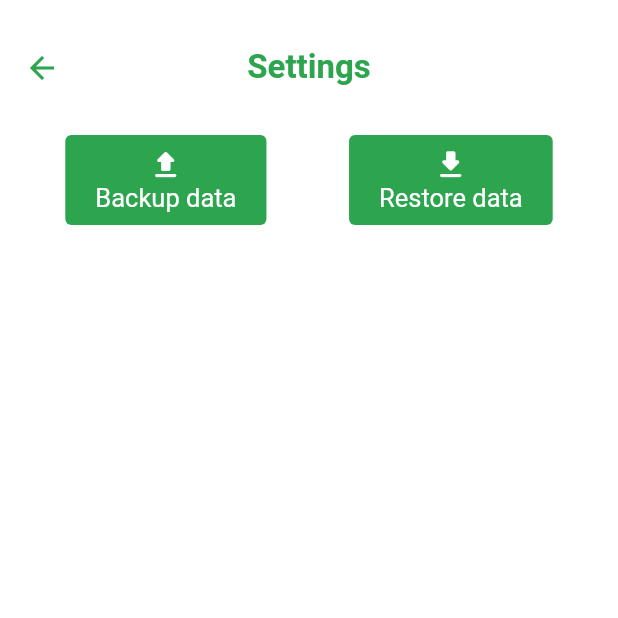
After one commit to hendrychjan/strudl, a Flutter app: the screen it shows after launch, after a tap on the "settings" icon, on a phone screen of 412 x 824 dp, the top half of it. The commit adds this screen. Run offline on Flutter 3.47's test engine with Material 2 defaults, Android fonts, the phone set to English and light mode, and no system bars; our stand-ins replace date_time_picker, file_picker, flutter_colorpicker, get, get_storage, hive and 3 more; accounts and stored records are empty.

Commit message:
App data backup and restore

```diff
--- a/lib/pages/main/session_page.dart
+++ b/lib/pages/main/session_page.dart
@@ -6,6 +6,7 @@ import 'package:strudl/forms/session_form.dart';
 import 'package:strudl/get/app_controller.dart';
 import 'package:strudl/models/session.dart';
 import 'package:strudl/pages/session/sessions_overview_page.dart';
+import 'package:strudl/pages/settings_page.dart';
 import 'package:strudl/services/ui_helper.dart';
 import 'package:strudl/theme/sprite_painter.dart';
 
@@ -140,7 +141,9 @@ class _SessionPageState extends State<SessionPage>
   @override
   Widget build(BuildContext context) {
     return Scaffold(
-      appBar: UiHelper.renderPageAppBar("Session", actions: [
+      appBar: UiHelper.renderPageAppBar(
+        "Session",
+        actions: [
           IconButton(
             icon: const Icon(Icons.add),
             onPressed: () => _displaySessionDialog(
@@ -150,7 +153,12 @@ class _SessionPageState extends State<SessionPage>
               ),
             ),
           ),
-      ]),
+        ],
+        leading: IconButton(
+          onPressed: () => Get.to(() => const SettingsPage()),
+          icon: const Icon(Icons.settings),
+        ),
+      ),
       floatingActionButton: FloatingActionButton(
         heroTag: UniqueKey(),
         onPressed: () => Get.to(() => const SessionsOverviewPage()),
--- a/lib/pages/session/sessions_overview_page.dart
+++ b/lib/pages/session/sessions_overview_page.dart
@@ -123,7 +123,9 @@ class _SessionsOverviewPageState extends State<SessionsOverviewPage> {
           children: [
             if (_sessions.isEmpty)
               const Expanded(
-                child: Text("No results match the filter"),
+                child: Center(
+                  child: Text("No results match the filter"),
+                ),
               )
             else
               Obx(() {
--- /dev/null
+++ b/lib/pages/settings_page.dart
@@ -0,0 +1,111 @@
+import 'package:flutter/material.dart';
+import 'package:get/get.dart';
+import 'package:strudl/services/local_data_service.dart';
+import 'package:strudl/services/ui_helper.dart';
+
+class SettingsPage extends StatefulWidget {
+  const SettingsPage({super.key});
+
+  @override
+  State<SettingsPage> createState() => _SettingsPageState();
+}
+
+class _SettingsPageState extends State<SettingsPage> {
+  bool _backupInProgress = false;
+  bool _restoreInProgress = false;
+
+  void _handleBackupData() async {
+    setState(() {
+      _backupInProgress = true;
+    });
+
+    await LocalDataService.backupData();
+    Get.snackbar(
+      "Success",
+      "Backup file created successfully!",
+      snackPosition: SnackPosition.BOTTOM,
+    );
+
+    setState(() {
+      _backupInProgress = false;
+    });
+  }
+
+  void _handleRestoreData() async {
+    setState(() {
+      _restoreInProgress = true;
+    });
+
+    try {
+      await LocalDataService.restoreData();
+      Get.snackbar(
+        "Success",
+        "Synchronized with the backup file!",
+        snackPosition: SnackPosition.BOTTOM,
+      );
+    } catch (e) {
+      Get.snackbar(
+        "Error",
+        e.toString(),
+        snackPosition: SnackPosition.BOTTOM,
+      );
+    }
+
+    setState(() {
+      _restoreInProgress = false;
+    });
+  }
+
+  @override
+  Widget build(BuildContext context) {
+    return Scaffold(
+      appBar: UiHelper.renderPageAppBar(
+        "Settings",
+      ),
+      body: Padding(
+        padding: const EdgeInsets.symmetric(horizontal: 16),
+        child: Column(
+          crossAxisAlignment: CrossAxisAlignment.stretch,
+          children: [
+            Column(
+              crossAxisAlignment: CrossAxisAlignment.stretch,
+              children: [
+                (!_backupInProgress && !_restoreInProgress)
+                    ? Row(
+                        mainAxisAlignment: MainAxisAlignment.spaceAround,
+                        children: [
+                          ElevatedButton(
+                            onPressed: _handleBackupData,
+                            child: Column(
+                              children: const [
+                                Icon(Icons.upload_rounded),
+                                Text("Backup data"),
+                              ],
+                            ),
+                          ),
+                          ElevatedButton(
+                            onPressed: _handleRestoreData,
+                            child: Column(
+                              children: const [
+                                Icon(Icons.download_rounded),
+                                Text("Restore data"),
+                              ],
+                            ),
+                          ),
+                        ],
+                      )
+                    : Padding(
+                        padding: const EdgeInsets.all(8.0),
+                        child: Row(
+                          mainAxisAlignment: MainAxisAlignment.center,
+                          children: const [CircularProgressIndicator()],
+                        ),
+                      ),
+              ],
+            ),
+          ],
+        ),
+      ),
+    );
+  }
+}
--- a/lib/services/ui_helper.dart
+++ b/lib/services/ui_helper.dart
@@ -13,12 +13,14 @@ class UiHelper {
     return Color(0xFF + int.parse(hexString.substring(1), radix: 16));
   }
 
-  static AppBar renderPageAppBar(String title, {List<Widget>? actions}) {
+  static AppBar renderPageAppBar(String title,
+      {List<Widget>? actions, Widget? leading}) {
     return AppBar(
       key: UniqueKey(),
       title: Text(title),
       actions: actions,
       elevation: 0,
+      leading: leading,
     );
   }
 
--- a/pubspec.yaml
+++ b/pubspec.yaml
@@ -22,6 +22,8 @@ dependencies:
   multi_select_flutter: ^4.1.2
   flutter_localizations:
     sdk: flutter
+  share_plus: ^4.4.0
+  file_picker: ^5.2.0+1
 
 dev_dependencies:
   flutter_test:
```
Also changed, not shown: lib/models/course.dart (+22 -0 lines), lib/models/session.dart (+40 -0 lines), lib/models/session_type.dart (+20 -0 lines), lib/pages/session/edit_session.dart (deleted, +0 -15 lines), lib/services/local_data_service.dart (added, +121 -0 lines), pubspec.lock, 6 other files. Lines whose indentation alone changed are shown as unchanged.
